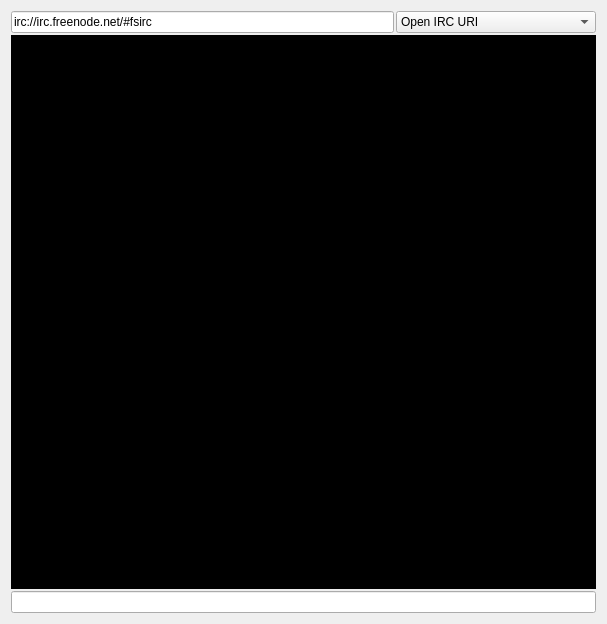
Old version of the form src/plugins/chatter/src/fsmain.ui in the repository 0xd34df00d/leechcraft.
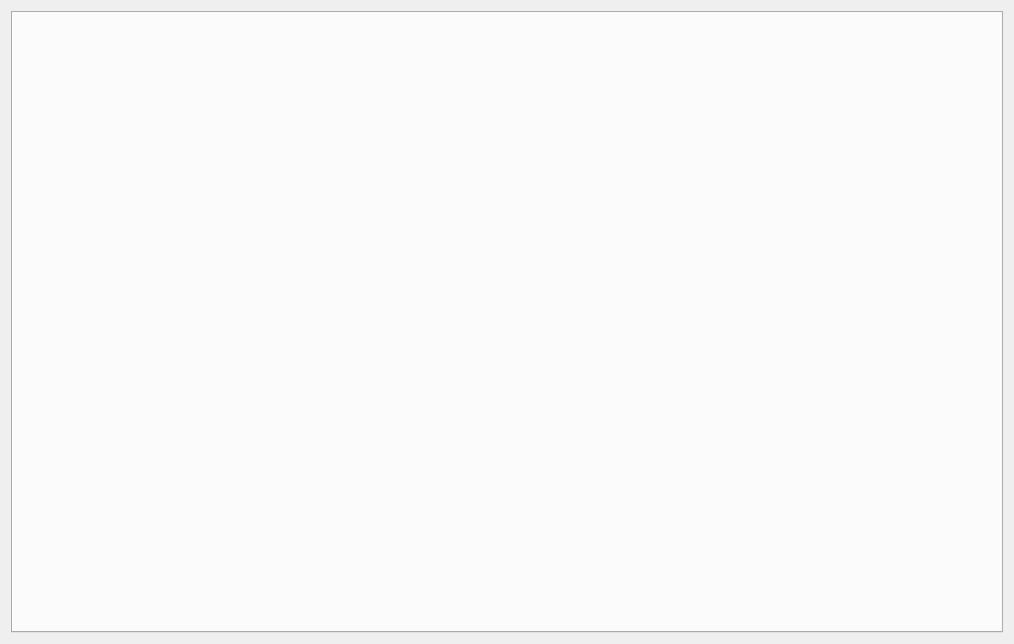
New version of the form. Custom widgets are drawn as their Qt base class.

Patch:
```diff
--- a/src/plugins/chatter/src/fsmain.ui
+++ b/src/plugins/chatter/src/fsmain.ui
@@ -5,8 +5,8 @@
    <rect>
     <x>0</x>
     <y>0</y>
-    <width>607</width>
-    <height>624</height>
+    <width>1014</width>
+    <height>644</height>
    </rect>
   </property>
   <property name="windowTitle" >
@@ -14,114 +14,14 @@
   </property>
   <layout class="QHBoxLayout" >
    <item>
-    <layout class="QVBoxLayout" >
-     <property name="spacing" >
-      <number>2</number>
+    <widget class="QTabWidget" name="ircTabHolder" >
+     <property name="currentIndex" >
+      <number>-1</number>
      </property>
-     <item>
-      <layout class="QHBoxLayout" >
-       <item>
-        <widget class="QLineEdit" name="fsActionEdit" >
-         <property name="sizePolicy" >
-          <sizepolicy vsizetype="Fixed" hsizetype="Minimum" >
-           <horstretch>0</horstretch>
-           <verstretch>0</verstretch>
-          </sizepolicy>
-         </property>
-         <property name="text" >
-          <string>irc://irc.freenode.net/#fsirc</string>
-         </property>
-        </widget>
-       </item>
-       <item>
-        <widget class="QComboBox" name="fsActionCombo" >
-         <property name="sizePolicy" >
-          <sizepolicy vsizetype="Fixed" hsizetype="Fixed" >
-           <horstretch>0</horstretch>
-           <verstretch>0</verstretch>
-          </sizepolicy>
-         </property>
-         <property name="minimumSize" >
-          <size>
-           <width>200</width>
-           <height>0</height>
-          </size>
-         </property>
-         <item>
-          <property name="text" >
-           <string>Open IRC URI</string>
-          </property>
-         </item>
-         <item>
-          <property name="text" >
-           <string>Change nick</string>
-          </property>
-         </item>
-         <item>
-          <property name="text" >
-           <string>Set encoding</string>
-          </property>
-         </item>
-         <item>
-          <property name="text" >
-           <string>Stop this senseless struggle</string>
-          </property>
-         </item>
-        </widget>
-       </item>
-      </layout>
-     </item>
-     <item>
-      <widget class="QTextBrowser" name="fsChatView" >
-       <property name="sizePolicy" >
-        <sizepolicy vsizetype="MinimumExpanding" hsizetype="MinimumExpanding" >
-         <horstretch>0</horstretch>
-         <verstretch>0</verstretch>
-        </sizepolicy>
-       </property>
-       <property name="styleSheet" >
-        <string notr="true" >QTextBrowser
-{
-	background: black;
-	color:white;
-}</string>
-       </property>
-       <property name="tabChangesFocus" >
-        <bool>true</bool>
-       </property>
-       <property name="readOnly" >
-        <bool>true</bool>
-       </property>
-       <property name="html" >
-        <string>&lt;!DOCTYPE HTML PUBLIC "-//W3C//DTD HTML 4.0//EN" "http://www.w3.org/TR/REC-html40/strict.dtd">
-&lt;html>&lt;head>&lt;meta name="qrichtext" content="1" />&lt;style type="text/css">
-p, li { white-space: pre-wrap; }
-&lt;/style>&lt;/head>&lt;body style=" font-family:'DejaVu Sans'; font-size:8pt; font-weight:400; font-style:normal;">
-&lt;p style="-qt-paragraph-type:empty; margin-top:12px; margin-bottom:12px; margin-left:0px; margin-right:0px; -qt-block-indent:0; text-indent:0px; font-family:'Sans Serif'; font-size:10pt;">&lt;/p>&lt;/body>&lt;/html></string>
-       </property>
-      </widget>
-     </item>
-     <item>
-      <widget class="FsCmdEdit" name="cmdEdit" >
-       <property name="sizePolicy" >
-        <sizepolicy vsizetype="Fixed" hsizetype="MinimumExpanding" >
-         <horstretch>0</horstretch>
-         <verstretch>0</verstretch>
-        </sizepolicy>
-       </property>
-      </widget>
-     </item>
-    </layout>
+    </widget>
    </item>
   </layout>
  </widget>
- <customwidgets>
-  <customwidget>
-   <class>FsCmdEdit</class>
-   <extends>QLineEdit</extends>
-   <header>fscmdedit.h</header>
-  </customwidget>
- </customwidgets>
  <resources/>
  <connections/>
 </ui>
```
